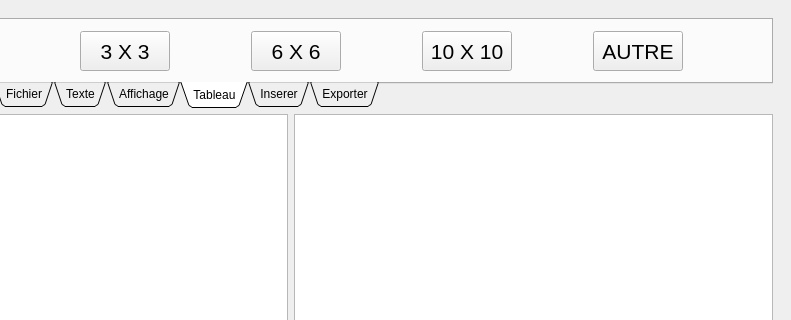
This is cuiapostite.ui in Arrera-Software/Arrera-Postite as Qt 5 draws it before an edit; both pictures show x 209 to 1000 and y 0 to 320 of the 1000 by 600 pixel window. The edited form follows.
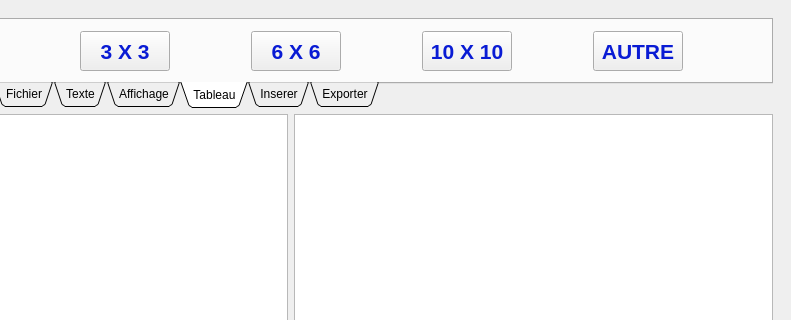
This is the edited form. The open tabs and pages were chosen to show the change. Icons and pictures are not drawn. Custom widgets are drawn as their Qt base class.

Commit message: Ajout des raccourcie clavier

```diff
--- a/cuiapostite.ui
+++ b/cuiapostite.ui
@@ -482,9 +482,12 @@
                 <property name="font">
                  <font>
                   <pointsize>16</pointsize>
-                  <bold>false</bold>
+                  <bold>true</bold>
                  </font>
                 </property>
+                <property name="styleSheet">
+                 <string notr="true">color:#091bd4</string>
+                </property>
                 <property name="text">
                  <string>3 X 3</string>
                 </property>
@@ -507,9 +510,12 @@
                 <property name="font">
                  <font>
                   <pointsize>16</pointsize>
-                  <bold>false</bold>
+                  <bold>true</bold>
                  </font>
                 </property>
+                <property name="styleSheet">
+                 <string notr="true">color:#091bd4</string>
+                </property>
                 <property name="text">
                  <string>6 X 6</string>
                 </property>
@@ -532,9 +538,12 @@
                 <property name="font">
                  <font>
                   <pointsize>16</pointsize>
-                  <bold>false</bold>
+                  <bold>true</bold>
                  </font>
                 </property>
+                <property name="styleSheet">
+                 <string notr="true">color:#091bd4</string>
+                </property>
                 <property name="text">
                  <string>10 X 10</string>
                 </property>
@@ -557,9 +566,12 @@
                 <property name="font">
                  <font>
                   <pointsize>16</pointsize>
-                  <bold>false</bold>
+                  <bold>true</bold>
                  </font>
                 </property>
+                <property name="styleSheet">
+                 <string notr="true">color:#091bd4</string>
+                </property>
                 <property name="text">
                  <string>AUTRE</string>
                 </property>
```
Left out of the diff: 2 changed lines with no effect on the pictures. The commit also changes 2 other files.
